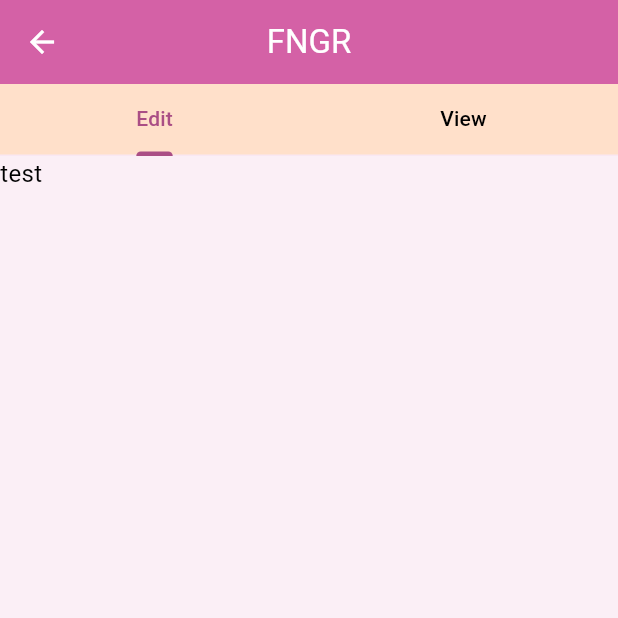
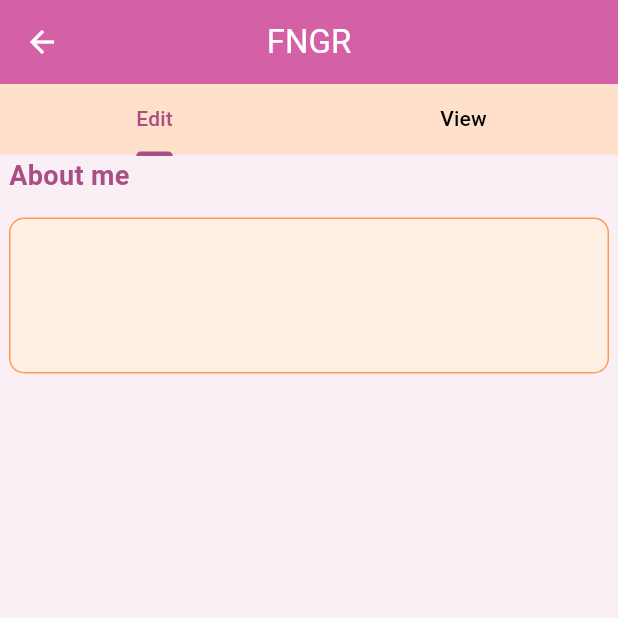
Before and after one commit to mayasaltzman/FNGR, a Flutter app: the UserProfilePage screen opened directly with empty values, on a phone screen of 412 x 824 dp, the top half of it. Run offline on Flutter 3.47's test engine with Material 3 defaults, Android fonts, the phone set to English and light mode, and no system bars; our stand-ins replace cloud_firestore, firebase_auth, firebase_core, firebase_storage, geocoding, geolocator and 2 more; missing offline and left inert: flutter_chat_core, flutter_chat_ui; accounts and stored records are empty; Roboto replaces fonts that are missing (Gilroy-bold).

Commit message:
restructure where pulling data from db in user profile page

```diff
--- /dev/null
+++ b/lib/pages/profile/update_profile_page.dart
@@ -0,0 +1,23 @@
+import 'package:flutter/material.dart';
+import './widgets/text_input_widgets.dart';
+
+class UpdateProfilePage extends StatefulWidget {
+  const UpdateProfilePage({super.key});
+
+  @override
+  State<UpdateProfilePage> createState() => _UpdateProfilePageState();
+}
+
+class _UpdateProfilePageState extends State<UpdateProfilePage> {
+  final TextEditingController _bioController = TextEditingController();
+
+  @override
+  void initState() {
+    super.initState();
+  }
+
+  @override
+  Widget build(BuildContext context) {
+    return Column(children: [TextInputFieldLong(controller: _bioController)]);
+  }
+}
--- a/lib/pages/profile/user_profile_page.dart
+++ b/lib/pages/profile/user_profile_page.dart
@@ -3,6 +3,7 @@ import 'package:cloud_firestore/cloud_firestore.dart';
 import '../../services/firebase_service.dart';
 import '../../services/location_service.dart';
 import './widgets/profile_view_widgets.dart';
+import './update_profile_page.dart';
 
 //styles for the page
 abstract class ProfileStyles {
@@ -39,14 +40,83 @@ abstract class ProfileStyles {
 
 class BuildUserProfilePage extends StatefulWidget {
   final String userId;
+  final Map<String, dynamic> data;
+  final bool isUserProfile;
+  final double distance;
+  final String? city;
 
-  const BuildUserProfilePage({super.key, required this.userId});
+  const BuildUserProfilePage(
+      {super.key,
+      required this.userId,
+      required this.data,
+      required this.isUserProfile,
+      required this.distance,
+      required this.city});
 
   @override
   State<BuildUserProfilePage> createState() => _BuildUserProfilePageState();
 }
 
 class _BuildUserProfilePageState extends State<BuildUserProfilePage> {
+  //get data from firestore
+  @override
+  void initState() {
+    super.initState();
+  }
+
+  @override
+  Widget build(BuildContext context) {
+    return SingleChildScrollView(
+      child: Center(
+        child: Column(
+          spacing: 20,
+          children: [
+            HeaderElements(
+              name: widget.data['name'] ?? 'Unknown',
+              age: widget.data['age']?.toString() ?? 'N/A',
+              isUser: widget.isUserProfile,
+              userId: widget.userId,
+              photoURL: widget.data['photoURL'] ?? '',
+            ),
+            ProfileImage(
+                imageUrl: widget.data['photoURL'] ?? '',
+                profileImages: widget.data['profileImages'] ?? []),
+            AboutMe(bio: widget.data['bio'] ?? ''),
+            KeyInfo(
+              lookingFor: widget.data['expectations'] ?? 'Unknown',
+              relationshipStyle: widget.data['relationship_style'] ?? 'Unknown',
+              height: widget.data['height'] ?? 'Unknown',
+              distance: widget.distance.isFinite ? widget.distance : null,
+              location: widget.city ?? 'Unknown',
+              sexuality: widget.data['sexuality'] ?? ['Unknown'],
+              genderIdentity: widget.data['gender'] ?? ['Unknown'],
+              pronouns: widget.data['pronouns'] ?? ['Unknown'],
+              relationshipStatus:
+                  widget.data['relationship_status'] ?? 'Unknown',
+              genderExpression: widget.data['expression'] ?? ['Unknown'],
+            ),
+            FieldsBox(
+                items: widget.data['sexual_pref'] ?? [], label: "Preferences"),
+            FieldsBox(
+                items: widget.data['interests'] ?? [], label: "Interests"),
+            const SizedBox(height: 16),
+          ],
+        ),
+      ),
+    );
+  }
+}
+
+class UserProfilePage extends StatefulWidget {
+  final String userId;
+
+  const UserProfilePage({super.key, required this.userId});
+
+  @override
+  State<UserProfilePage> createState() => _UserProfilePageState();
+}
+
+class _UserProfilePageState extends State<UserProfilePage> {
   //to display loading state until data loads
   bool _isLoading = true;
   late final LocationService _locationService;
@@ -73,7 +143,20 @@ class _BuildUserProfilePageState extends State<BuildUserProfilePage> {
   @override
   Widget build(BuildContext context) {
     final isUserProfile = userId == _firebaseService.currentUserId;
-    return FutureBuilder<DocumentSnapshot>(
+    return Scaffold(
+        backgroundColor: Theme.of(context).colorScheme.primary,
+        appBar: AppBar(
+          backgroundColor: Theme.of(context).colorScheme.secondary,
+          leading:
+              BackButton(color: Theme.of(context).colorScheme.secondaryFixed),
+          centerTitle: true,
+          title: Text(
+            'FNGR',
+            style:
+                TextStyle(color: Theme.of(context).colorScheme.secondaryFixed),
+          ),
+        ),
+        body: FutureBuilder<DocumentSnapshot>(
             future: _firebaseService.getUserProfile(userId),
             builder: (context, snapshot) {
               if (snapshot.connectionState == ConnectionState.waiting) {
@@ -85,7 +168,6 @@ class _BuildUserProfilePageState extends State<BuildUserProfilePage> {
               }
 
               final data = snapshot.data!.data() as Map<String, dynamic>;
-        print(data);
 
               double distance = double.infinity;
               final lat = data['lat'] as double? ?? 0.0;
@@ -101,125 +183,48 @@ class _BuildUserProfilePageState extends State<BuildUserProfilePage> {
                     lat,
                     lng);
               }
+
               return FutureBuilder<String?>(
                   future: _locationService.getCityFromCoordinates(lat, lng),
                   builder: (context, citySnapshot) {
                     final city = citySnapshot.data;
-
-            return SingleChildScrollView(
-              child: Center(
-                child: Column(
-                  spacing: 20,
-                  children: [
-                    HeaderElements(
-                      name: data['name'] ?? 'Unknown',
-                      age: data['age']?.toString() ?? 'N/A',
-                      isUser: isUserProfile,
-                      userId: userId,
-                      photoURL: data['photoURL'] ?? '',
-                    ),
-                    ProfileImage(
-                        imageUrl: data['photoURL'] ?? '',
-                        profileImages: data['profileImages'] ?? []),
-                    AboutMe(bio: data['bio'] ?? ''),
-                    KeyInfo(
-                      lookingFor: data['expectations'] ?? 'Unknown',
-                      relationshipStyle:
-                          data['relationship_style'] ?? 'Unknown',
-                      height: data['height'] ?? 'Unknown',
-                      distance: distance.isFinite ? distance : null,
-                      location: city ?? 'Unknown',
-                      sexuality: data['sexuality'] ?? ['Unknown'],
-                      genderIdentity: data['gender'] ?? ['Unknown'],
-                      pronouns: data['pronouns'] ?? ['Unknown'],
-                      relationshipStatus:
-                          data['relationship_status'] ?? 'Unknown',
-                      genderExpression: data['expression'] ?? ['Unknown'],
-                    ),
-                    FieldsBox(
-                        items: data['sexual_pref'] ?? [], label: "Preferences"),
-                    FieldsBox(
-                        items: data['interests'] ?? [], label: "Interests"),
-                    const SizedBox(height: 16),
-                  ],
-                ),
-              ),
-            );
-          },
-        );
-      },
-    );
-  }
-}
-
-class UserProfilePage extends StatefulWidget {
-  final String userId;
-
-  const UserProfilePage({super.key, required this.userId});
-
-  @override
-  State<UserProfilePage> createState() => _UserProfilePageState();
-}
-
-class _UserProfilePageState extends State<UserProfilePage> {
-  //to display loading state until data loads
-  // bool _isLoading = true;
-  // late final LocationService _locationService;
-  late FirebaseService _firebaseService;
-  late String userId;
-
-  // //get data from firestore
-  @override
-  void initState() {
-    super.initState();
-    _firebaseService = FirebaseService();
-    userId = widget.userId ?? _firebaseService.currentUserId!;
-  }
-
-  @override
-  Widget build(BuildContext context) {
-    final isUserProfile = userId == _firebaseService.currentUserId;
-    return Scaffold(
-        backgroundColor: Theme.of(context).colorScheme.primary,
-        appBar: AppBar(
-          backgroundColor: Theme.of(context).colorScheme.secondary,
-          leading: BackButton(
-              color: Theme.of(context)
-                  .colorScheme
-                  .secondaryFixed), //need to make this actually do something and give it color change for press
-          centerTitle: true,
-          title: Text(
-            'FNGR',
-            style:
-                TextStyle(color: Theme.of(context).colorScheme.secondaryFixed),
-          ),
-        ),
-        body: Column(
-          children: [
+                    return Column(children: [
                       Expanded(
                           child: isUserProfile
                               ? DefaultTabController(
                                   length: 2,
                                   child: Column(children: [
                                     Container(
-                            color: Theme.of(context).colorScheme.tertiaryFixed,
+                                      color: Theme.of(context)
+                                          .colorScheme
+                                          .tertiaryFixed,
                                       child: TabBar(
                                           dividerColor: Theme.of(context)
                                               .colorScheme
                                               .primaryContainer,
                                           unselectedLabelColor: Colors.black,
-                                labelColor:
-                                    Theme.of(context).colorScheme.primaryFixed,
-                                indicatorColor:
-                                    Theme.of(context).colorScheme.primaryFixed,
-                                tabs: [Tab(text: "Edit"), Tab(text: "View")]),
+                                          labelColor: Theme.of(context)
+                                              .colorScheme
+                                              .primaryFixed,
+                                          indicatorColor: Theme.of(context)
+                                              .colorScheme
+                                              .primaryFixed,
+                                          tabs: [
+                                            Tab(text: "Edit"),
+                                            Tab(text: "View")
+                                          ]),
                                     ),
                                     Expanded(
                                         child: TabBarView(children: [
-                            Text("test"),
+                                      UpdateProfilePage(),
                                       SingleChildScrollView(
                                           child: Column(children: [
-                              BuildUserProfilePage(userId: userId)
+                                        BuildUserProfilePage(
+                                            userId: userId,
+                                            data: data,
+                                            isUserProfile: isUserProfile,
+                                            distance: distance,
+                                            city: city)
                                       ]))
                                     ]))
                                   ]),
@@ -227,9 +232,15 @@ class _UserProfilePageState extends State<UserProfilePage> {
                               : Expanded(
                                   child: SingleChildScrollView(
                                       child: Column(children: [
-                        BuildUserProfilePage(userId: userId)
+                                  BuildUserProfilePage(
+                                      userId: userId,
+                                      data: data,
+                                      isUserProfile: isUserProfile,
+                                      distance: distance,
+                                      city: city)
                                 ]))))
-          ],
-        ));
+                    ]);
+                  });
+            }));
   }
 }
```
Lines whose indentation alone changed are shown as unchanged.
